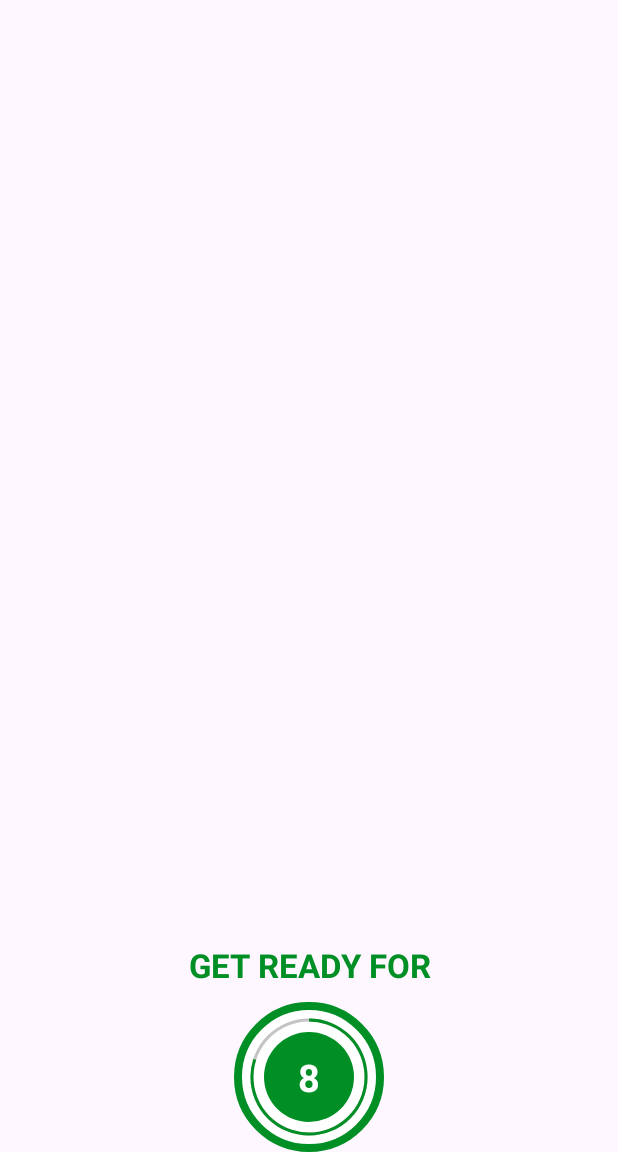
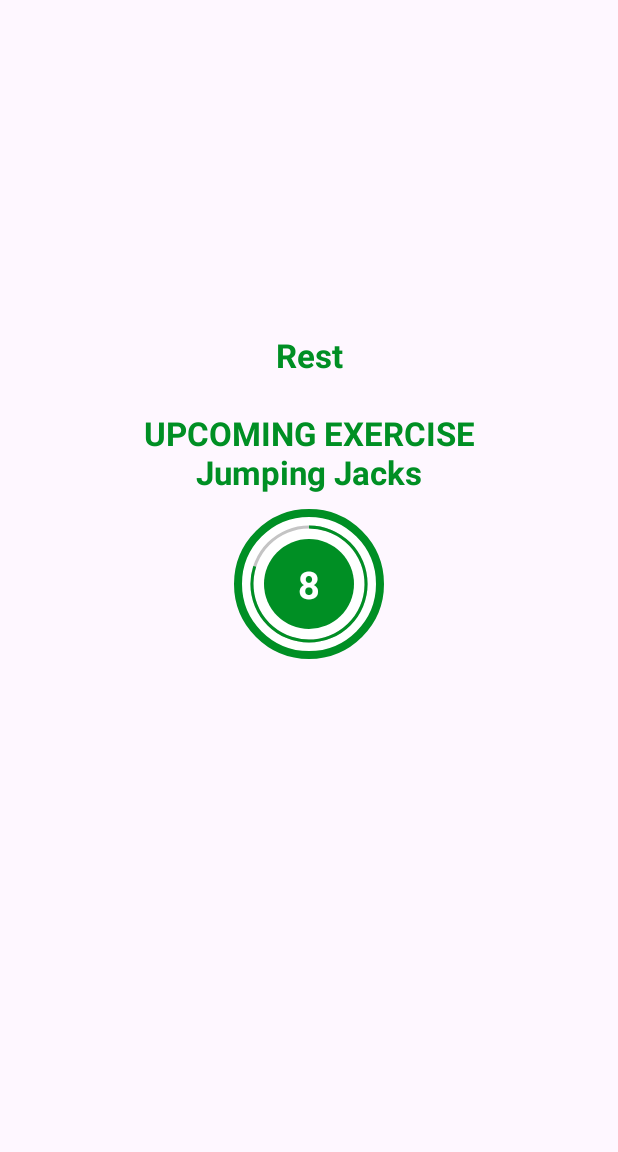
Before and after one commit to alibaghdadi/7MinutesWorkout, an Android app: the ExerciseActivity screen opened directly, with no data from a screen before it, on a phone screen of 412 x 824 dp, the part 84-1236 px from its top. Run offline under Robolectric (Android 15) with nearby library versions, the phone set to English and light mode, and no system bars.

Commit message:
add upcoming exercise

```diff
--- a/app/src/main/java/com/example/a7minutesworkout/ExerciseActivity.kt
+++ b/app/src/main/java/com/example/a7minutesworkout/ExerciseActivity.kt
@@ -21,7 +21,7 @@ class ExerciseActivity : AppCompatActivity() {
     private var exerciseList: ArrayList<ExerciseModel>? = null
     private var currentExercisePosition = -1
 
-    private val rest = "Rest"
+    private val rest = "Rest\n\nUPCOMING EXERCISE\n"
 
     override fun onCreate(savedInstanceState: Bundle?) {
         super.onCreate(savedInstanceState)
@@ -42,18 +42,24 @@ class ExerciseActivity : AppCompatActivity() {
             onBackPressed()
         }
 
+        setupRestView()
         setRestProgressBar()
     }
 
     private fun setupRestView() {
 
+        binding.flExerciseProgressBar.visibility = View.GONE
+        binding.ivModel.visibility = View.GONE
+
         val tvConstraint = binding.tvTitle.layoutParams as ConstraintLayout.LayoutParams
         tvConstraint.bottomToTop = binding.flRestProgressBar.id
+        tvConstraint.topToBottom = ConstraintLayout.LayoutParams.UNSET
         binding.tvTitle.requestLayout()
 
-        binding.flExerciseProgressBar.visibility = View.GONE
-        binding.tvTitle.text = rest
-        binding.ivModel.setBackgroundResource(0)
+        binding.tvTitle.text = buildString {
+            append(rest)
+            append(exerciseList!![currentExercisePosition + 1].getName())
+        }
         binding.flRestProgressBar.visibility = View.VISIBLE
 
         resetRestTimers()
@@ -62,18 +68,21 @@ class ExerciseActivity : AppCompatActivity() {
 
     private fun setupExerciseView() {
 
+        binding.flRestProgressBar.visibility = View.GONE
+        binding.ivModel.visibility = View.VISIBLE
+
         val tvConstraint = binding.tvTitle.layoutParams as ConstraintLayout.LayoutParams
         tvConstraint.bottomToTop = binding.flExerciseProgressBar.id
+        tvConstraint.topToBottom = binding.ivModel.id
+
         binding.tvTitle.requestLayout()
 
-        binding.flRestProgressBar.visibility = View.GONE
         binding.tvTitle.text = exerciseList!![currentExercisePosition].getName()
         binding.ivModel.setBackgroundResource(exerciseList!![currentExercisePosition].getImage())
         binding.flExerciseProgressBar.visibility = View.VISIBLE
 
         resetRestTimers()
         resetExerciseTimers()
-
     }
 
     private fun setRestProgressBar() {
--- a/app/src/main/res/layout/activity_exercise.xml
+++ b/app/src/main/res/layout/activity_exercise.xml
@@ -34,6 +34,7 @@
         android:id="@+id/tvTitle"
         android:layout_width="match_parent"
         android:layout_height="wrap_content"
+        android:layout_marginBottom="10dp"
         android:gravity="center"
         android:text="@string/get_ready"
         android:textColor="@color/colorAccent"
@@ -41,8 +42,7 @@
         android:textStyle="bold"
         app:layout_constraintBottom_toTopOf="@id/flRestProgressBar"
         app:layout_constraintEnd_toEndOf="parent"
-        app:layout_constraintStart_toStartOf="parent"
-        app:layout_constraintTop_toBottomOf="@id/ivModel" />
+        app:layout_constraintStart_toStartOf="parent" />
 
     <FrameLayout
         android:id="@+id/flRestProgressBar"
@@ -53,7 +53,7 @@
         app:layout_constraintBottom_toBottomOf="parent"
         app:layout_constraintEnd_toEndOf="parent"
         app:layout_constraintStart_toStartOf="parent"
-        app:layout_constraintTop_toBottomOf="@id/tvTitle">
+        app:layout_constraintTop_toBottomOf="@id/toolbarExercise">
 
         <ProgressBar
             android:id="@+id/restProgressBar"
```
